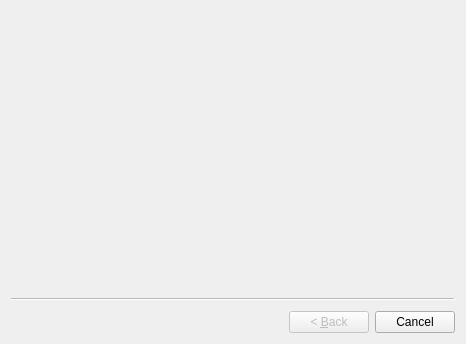
Above: src/widgets/new_quest_dialog.ui from Kangie/solarus before the change. Below: the same form after it.
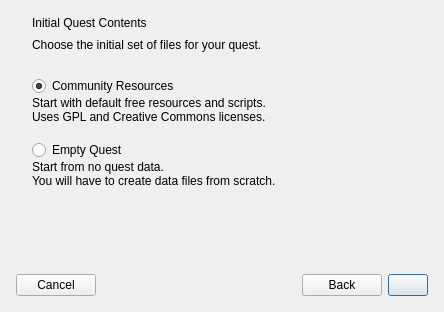
That is the form after the change. Icons and pictures are not drawn.

```diff
--- a/src/widgets/new_quest_dialog.ui
+++ b/src/widgets/new_quest_dialog.ui
@@ -1,18 +1,579 @@
 <?xml version="1.0" encoding="UTF-8"?>
 <ui version="4.0">
  <class>SolarusEditor::NewQuestDialog</class>
- <widget class="QWizard" name="SolarusEditor::NewQuestDialog">
+ <widget class="QWidget" name="SolarusEditor::NewQuestDialog">
+  <property name="windowModality">
+   <enum>Qt::WindowModality::ApplicationModal</enum>
+  </property>
   <property name="geometry">
    <rect>
     <x>0</x>
     <y>0</y>
-    <width>466</width>
-    <height>344</height>
+    <width>444</width>
+    <height>312</height>
    </rect>
   </property>
   <property name="windowTitle">
    <string>Create New Quest</string>
   </property>
+  <layout class="QVBoxLayout" name="verticalLayout" stretch="1,0,0">
+   <property name="spacing">
+    <number>0</number>
+   </property>
+   <property name="leftMargin">
+    <number>0</number>
+   </property>
+   <property name="topMargin">
+    <number>0</number>
+   </property>
+   <property name="rightMargin">
+    <number>0</number>
+   </property>
+   <property name="bottomMargin">
+    <number>0</number>
+   </property>
+   <item>
+    <widget class="QStackedWidget" name="stacked_widget">
+     <property name="sizePolicy">
+      <sizepolicy hsizetype="Preferred" vsizetype="Expanding">
+       <horstretch>0</horstretch>
+       <verstretch>0</verstretch>
+      </sizepolicy>
+     </property>
+     <property name="currentIndex">
+      <number>2</number>
+     </property>
+     <widget class="QWidget" name="quest_title_page">
+      <layout class="QVBoxLayout" name="verticalLayout_2">
+       <property name="spacing">
+        <number>8</number>
+       </property>
+       <property name="leftMargin">
+        <number>32</number>
+       </property>
+       <property name="topMargin">
+        <number>16</number>
+       </property>
+       <property name="rightMargin">
+        <number>32</number>
+       </property>
+       <property name="bottomMargin">
+        <number>16</number>
+       </property>
+       <item>
+        <widget class="QLabel" name="quest_title_title">
+         <property name="text">
+          <string>Quest Title</string>
+         </property>
+         <property name="wordWrap">
+          <bool>true</bool>
+         </property>
+        </widget>
+       </item>
+       <item>
+        <widget class="QLabel" name="quest_title_description">
+         <property name="text">
+          <string>Enter the title of the new quest.</string>
+         </property>
+         <property name="wordWrap">
+          <bool>true</bool>
+         </property>
+        </widget>
+       </item>
+       <item>
+        <spacer name="quest_title_top_spacer">
+         <property name="orientation">
+          <enum>Qt::Orientation::Vertical</enum>
+         </property>
+         <property name="sizeType">
+          <enum>QSizePolicy::Policy::Fixed</enum>
+         </property>
+         <property name="sizeHint" stdset="0">
+          <size>
+           <width>0</width>
+           <height>16</height>
+          </size>
+         </property>
+        </spacer>
+       </item>
+       <item>
+        <widget class="QLineEdit" name="quest_title_edit">
+         <property name="minimumSize">
+          <size>
+           <width>320</width>
+           <height>0</height>
+          </size>
+         </property>
+         <property name="accessibleName">
+          <string notr="true"/>
+         </property>
+         <property name="placeholderText">
+          <string>Quest Title</string>
+         </property>
+         <property name="clearButtonEnabled">
+          <bool>true</bool>
+         </property>
+        </widget>
+       </item>
+       <item>
+        <spacer name="quest_title_bottom_spacer">
+         <property name="orientation">
+          <enum>Qt::Orientation::Vertical</enum>
+         </property>
+         <property name="sizeHint" stdset="0">
+          <size>
+           <width>0</width>
+           <height>0</height>
+          </size>
+         </property>
+        </spacer>
+       </item>
+      </layout>
+     </widget>
+     <widget class="QWidget" name="quest_path_page">
+      <layout class="QVBoxLayout" name="verticalLayout_3">
+       <property name="spacing">
+        <number>8</number>
+       </property>
+       <property name="leftMargin">
+        <number>32</number>
+       </property>
+       <property name="topMargin">
+        <number>16</number>
+       </property>
+       <property name="rightMargin">
+        <number>32</number>
+       </property>
+       <property name="bottomMargin">
+        <number>16</number>
+       </property>
+       <item>
+        <widget class="QLabel" name="quest_path_title">
+         <property name="text">
+          <string>Quest Directory</string>
+         </property>
+         <property name="wordWrap">
+          <bool>true</bool>
+         </property>
+        </widget>
+       </item>
+       <item>
+        <widget class="QLabel" name="quest_path_description">
+         <property name="text">
+          <string>Choose a location on disk for the new quest.</string>
+         </property>
+         <property name="wordWrap">
+          <bool>true</bool>
+         </property>
+        </widget>
+       </item>
+       <item>
+        <spacer name="quest_path_top_spacer">
+         <property name="orientation">
+          <enum>Qt::Orientation::Vertical</enum>
+         </property>
+         <property name="sizeType">
+          <enum>QSizePolicy::Policy::Fixed</enum>
+         </property>
+         <property name="sizeHint" stdset="0">
+          <size>
+           <width>0</width>
+           <height>16</height>
+          </size>
+         </property>
+        </spacer>
+       </item>
+       <item>
+        <layout class="QHBoxLayout" name="quest_path_horizontal_layout">
+         <property name="leftMargin">
+          <number>0</number>
+         </property>
+         <property name="topMargin">
+          <number>0</number>
+         </property>
+         <property name="rightMargin">
+          <number>0</number>
+         </property>
+         <property name="bottomMargin">
+          <number>0</number>
+         </property>
+         <item>
+          <widget class="QLineEdit" name="quest_path_directory_lineedit">
+           <property name="minimumSize">
+            <size>
+             <width>320</width>
+             <height>0</height>
+            </size>
+           </property>
+           <property name="placeholderText">
+            <string>Quest location on disk</string>
+           </property>
+           <property name="clearButtonEnabled">
+            <bool>true</bool>
+           </property>
+          </widget>
+         </item>
+         <item>
+          <widget class="QPushButton" name="quest_path_browse_button">
+           <property name="toolTip">
+            <string>Browse</string>
+           </property>
+           <property name="text">
+            <string notr="true"/>
+           </property>
+           <property name="icon">
+            <iconset resource="../../resources/images.qrc">
+             <normaloff>:/images/icon_folder.svg</normaloff>:/images/icon_folder.svg</iconset>
+           </property>
+           <property name="autoDefault">
+            <bool>false</bool>
+           </property>
+           <property name="default">
+            <bool>false</bool>
+           </property>
+          </widget>
+         </item>
+        </layout>
+       </item>
+       <item>
+        <widget class="QWidget" name="quest_path_error_widget" native="true">
+         <layout class="QHBoxLayout" name="horizontalLayout_2">
+          <property name="leftMargin">
+           <number>0</number>
+          </property>
+          <property name="topMargin">
+           <number>0</number>
+          </property>
+          <property name="rightMargin">
+           <number>0</number>
+          </property>
+          <property name="bottomMargin">
+           <number>0</number>
+          </property>
+          <item>
+           <widget class="QLabel" name="quest_path_error_icon">
+            <property name="sizePolicy">
+             <sizepolicy hsizetype="Fixed" vsizetype="Fixed">
+              <horstretch>16</horstretch>
+              <verstretch>16</verstretch>
+             </sizepolicy>
+            </property>
+            <property name="text">
+             <string/>
+            </property>
+            <property name="pixmap">
+             <pixmap resource="../../resources/images.qrc">:/images/icon_error.svg</pixmap>
+            </property>
+           </widget>
+          </item>
+          <item>
+           <widget class="QLabel" name="quest_path_error_label">
+            <property name="text">
+             <string/>
+            </property>
+            <property name="wordWrap">
+             <bool>true</bool>
+            </property>
+           </widget>
+          </item>
+         </layout>
+        </widget>
+       </item>
+       <item>
+        <spacer name="quest_path_bottom_spacer">
+         <property name="orientation">
+          <enum>Qt::Orientation::Vertical</enum>
+         </property>
+         <property name="sizeHint" stdset="0">
+          <size>
+           <width>0</width>
+           <height>0</height>
+          </size>
+         </property>
+        </spacer>
+       </item>
+      </layout>
+     </widget>
+     <widget class="QWidget" name="quest_contents_page">
+      <layout class="QVBoxLayout" name="verticalLayout_4">
+       <property name="spacing">
+        <number>8</number>
+       </property>
+       <property name="leftMargin">
+        <number>32</number>
+       </property>
+       <property name="topMargin">
+        <number>16</number>
+       </property>
+       <property name="rightMargin">
+        <number>32</number>
+       </property>
+       <property name="bottomMargin">
+        <number>16</number>
+       </property>
+       <item>
+        <widget class="QLabel" name="quest_contents_title">
+         <property name="text">
+          <string>Initial Quest Contents</string>
+         </property>
+         <property name="wordWrap">
+          <bool>true</bool>
+         </property>
+        </widget>
+       </item>
+       <item>
+        <widget class="QLabel" name="quest_contents_description_label">
+         <property name="text">
+          <string>Choose the initial set of files for your quest.</string>
+         </property>
+         <property name="wordWrap">
+          <bool>true</bool>
+         </property>
+        </widget>
+       </item>
+       <item>
+        <spacer name="quest_contents_top_spacer">
+         <property name="orientation">
+          <enum>Qt::Orientation::Vertical</enum>
+         </property>
+         <property name="sizeType">
+          <enum>QSizePolicy::Policy::Fixed</enum>
+         </property>
+         <property name="sizeHint" stdset="0">
+          <size>
+           <width>0</width>
+           <height>16</height>
+          </size>
+         </property>
+        </spacer>
+       </item>
+       <item>
+        <layout class="QVBoxLayout" name="est_contents_community_resources_layout">
+         <property name="spacing">
+          <number>0</number>
+         </property>
+         <property name="leftMargin">
+          <number>0</number>
+         </property>
+         <property name="topMargin">
+          <number>0</number>
+         </property>
+         <property name="rightMargin">
+          <number>0</number>
+         </property>
+         <property name="bottomMargin">
+          <number>0</number>
+         </property>
+         <item>
+          <widget class="QRadioButton" name="quest_contents_community_resources_radiobutton">
+           <property name="sizePolicy">
+            <sizepolicy hsizetype="Minimum" vsizetype="Preferred">
+             <horstretch>0</horstretch>
+             <verstretch>0</verstretch>
+            </sizepolicy>
+           </property>
+           <property name="text">
+            <string>Community Resources</string>
+           </property>
+           <property name="checked">
+            <bool>true</bool>
+           </property>
+          </widget>
+         </item>
+         <item>
+          <widget class="QLabel" name="quest_contents_community_resources_description">
+           <property name="minimumSize">
+            <size>
+             <width>300</width>
+             <height>0</height>
+            </size>
+           </property>
+           <property name="text">
+            <string>&lt;html&gt;&lt;head/&gt;&lt;body&gt;&lt;p&gt;Start with default free resources and scripts.&lt;br/&gt;Uses GPL and Creative Commons licenses.&lt;/p&gt;&lt;/body&gt;&lt;/html&gt;</string>
+           </property>
+           <property name="wordWrap">
+            <bool>true</bool>
+           </property>
+          </widget>
+         </item>
+        </layout>
+       </item>
+       <item>
+        <spacer name="quest_contents_fixed_spacer">
+         <property name="orientation">
+          <enum>Qt::Orientation::Vertical</enum>
+         </property>
+         <property name="sizeType">
+          <enum>QSizePolicy::Policy::Fixed</enum>
+         </property>
+         <property name="sizeHint" stdset="0">
+          <size>
+           <width>0</width>
+           <height>8</height>
+          </size>
+         </property>
+        </spacer>
+       </item>
+       <item>
+        <layout class="QVBoxLayout" name="quest_contents_empty_quest_layout">
+         <property name="spacing">
+          <number>0</number>
+         </property>
+         <property name="leftMargin">
+          <number>0</number>
+         </property>
+         <property name="topMargin">
+          <number>0</number>
+         </property>
+         <property name="rightMargin">
+          <number>0</number>
+         </property>
+         <property name="bottomMargin">
+          <number>0</number>
+         </property>
+         <item>
+          <widget class="QRadioButton" name="quest_contents_empty_quest_radiobutton">
+           <property name="sizePolicy">
+            <sizepolicy hsizetype="Minimum" vsizetype="Preferred">
+             <horstretch>0</horstretch>
+             <verstretch>0</verstretch>
+            </sizepolicy>
+           </property>
+           <property name="text">
+            <string>Empty Quest</string>
+           </property>
+          </widget>
+         </item>
+         <item>
+          <widget class="QLabel" name="quest_contents_empty_quest_description">
+           <property name="minimumSize">
+            <size>
+             <width>300</width>
+             <height>0</height>
+            </size>
+           </property>
+           <property name="text">
+            <string>&lt;html&gt;&lt;head/&gt;&lt;body&gt;&lt;p&gt;Start from no quest data.&lt;br/&gt;You will have to create data files from scratch.&lt;/p&gt;&lt;/body&gt;&lt;/html&gt;</string>
+           </property>
+           <property name="wordWrap">
+            <bool>true</bool>
+           </property>
+          </widget>
+         </item>
+        </layout>
+       </item>
+       <item>
+        <spacer name="quest_contents_bottom_spacer">
+         <property name="orientation">
+          <enum>Qt::Orientation::Vertical</enum>
+         </property>
+         <property name="sizeHint" stdset="0">
+          <size>
+           <width>0</width>
+           <height>0</height>
+          </size>
+         </property>
+        </spacer>
+       </item>
+      </layout>
+     </widget>
+    </widget>
+   </item>
+   <item>
+    <spacer name="verticalSpacer">
+     <property name="orientation">
+      <enum>Qt::Orientation::Vertical</enum>
+     </property>
+     <property name="sizeType">
+      <enum>QSizePolicy::Policy::Fixed</enum>
+     </property>
+     <property name="sizeHint" stdset="0">
+      <size>
+       <width>0</width>
+       <height>16</height>
+      </size>
+     </property>
+    </spacer>
+   </item>
+   <item>
+    <widget class="QWidget" name="bottom_widget" native="true">
+     <property name="accessibleName">
+      <string notr="true"/>
+     </property>
+     <layout class="QHBoxLayout" name="horizontalLayout">
+      <property name="leftMargin">
+       <number>16</number>
+      </property>
+      <property name="topMargin">
+       <number>16</number>
+      </property>
+      <property name="rightMargin">
+       <number>16</number>
+      </property>
+      <property name="bottomMargin">
+       <number>16</number>
+      </property>
+      <item>
+       <widget class="QPushButton" name="cancel_button">
+        <property name="text">
+         <string>Cancel</string>
+        </property>
+        <property name="icon">
+         <iconset resource="../../resources/images.qrc">
+          <normaloff>:/images/icon_cancel.svg</normaloff>:/images/icon_cancel.svg</iconset>
+        </property>
+        <property name="autoDefault">
+         <bool>false</bool>
+        </property>
+       </widget>
+      </item>
+      <item>
+       <spacer name="horizontalSpacer">
+        <property name="orientation">
+         <enum>Qt::Orientation::Horizontal</enum>
+        </property>
+        <property name="sizeType">
+         <enum>QSizePolicy::Policy::MinimumExpanding</enum>
+        </property>
+        <property name="sizeHint" stdset="0">
+         <size>
+          <width>32</width>
+          <height>0</height>
+         </size>
+        </property>
+       </spacer>
+      </item>
+      <item>
+       <widget class="QPushButton" name="previous_button">
+        <property name="text">
+         <string>Back</string>
+        </property>
+        <property name="icon">
+         <iconset resource="../../resources/images.qrc">
+          <normaloff>:/images/icon_previous.svg</normaloff>:/images/icon_previous.svg</iconset>
+        </property>
+        <property name="autoDefault">
+         <bool>false</bool>
+        </property>
+       </widget>
+      </item>
+      <item>
+       <widget class="QPushButton" name="next_button">
+        <property name="text">
+         <string/>
+        </property>
+        <property name="autoDefault">
+         <bool>false</bool>
+        </property>
+        <property name="default">
+         <bool>true</bool>
+        </property>
+       </widget>
+      </item>
+     </layout>
+    </widget>
+   </item>
+  </layout>
  </widget>
  <resources>
   <include location="../../resources/images.qrc"/>
```
Left out of the diff: 8 changed lines with no effect on the pictures.
